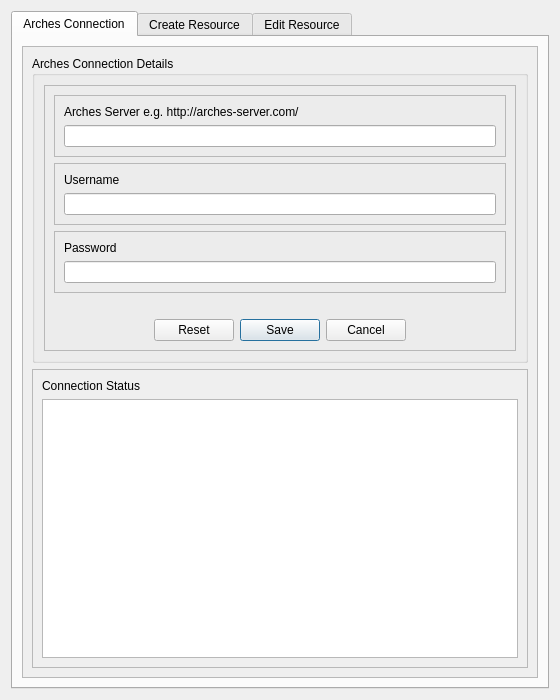
Above: arches_project_dialog_base.ui from k-int/arches-qgis-plugin before the change. Below: the same form after it.
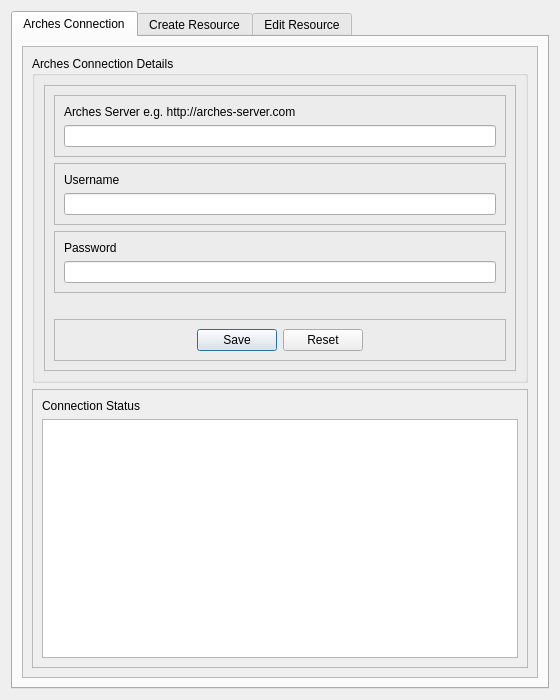
That is the form after the change.

Commit message: Connection to Arches instance

What changed in the file:
```diff
--- a/arches_project_dialog_base.ui
+++ b/arches_project_dialog_base.ui
@@ -72,7 +72,7 @@
                     <item>
                      <widget class="QLabel" name="label">
                       <property name="text">
-                       <string>Arches Server e.g. http://arches-server.com/</string>
+                       <string>Arches Server e.g. http://arches-server.com</string>
                       </property>
                      </widget>
                     </item>
@@ -140,19 +140,55 @@
                   </spacer>
                  </item>
                  <item>
-                  <widget class="QDialogButtonBox" name="connectButton">
-                   <property name="autoFillBackground">
-                    <bool>false</bool>
+                  <widget class="QFrame" name="connectionButtons">
+                   <property name="frameShape">
+                    <enum>QFrame::StyledPanel</enum>
                    </property>
-                   <property name="orientation">
-                    <enum>Qt::Horizontal</enum>
+                   <property name="frameShadow">
+                    <enum>QFrame::Raised</enum>
                    </property>
-                   <property name="standardButtons">
-                    <set>QDialogButtonBox::Cancel|QDialogButtonBox::Reset|QDialogButtonBox::Save</set>
-                   </property>
-                   <property name="centerButtons">
-                    <bool>true</bool>
-                   </property>
+                   <layout class="QHBoxLayout" name="horizontalLayout">
+                    <item>
+                     <spacer name="horizontalSpacer_3">
+                      <property name="orientation">
+                       <enum>Qt::Horizontal</enum>
+                      </property>
+                      <property name="sizeHint" stdset="0">
+                       <size>
+                        <width>40</width>
+                        <height>20</height>
+                       </size>
+                      </property>
+                     </spacer>
+                    </item>
+                    <item>
+                     <widget class="QPushButton" name="btnSave">
+                      <property name="text">
+                       <string>Save</string>
+                      </property>
+                     </widget>
+                    </item>
+                    <item>
+                     <widget class="QPushButton" name="btnReset">
+                      <property name="text">
+                       <string>Reset</string>
+                      </property>
+                     </widget>
+                    </item>
+                    <item>
+                     <spacer name="horizontalSpacer_4">
+                      <property name="orientation">
+                       <enum>Qt::Horizontal</enum>
+                      </property>
+                      <property name="sizeHint" stdset="0">
+                       <size>
+                        <width>40</width>
+                        <height>20</height>
+                       </size>
+                      </property>
+                     </spacer>
+                    </item>
+                   </layout>
                   </widget>
                  </item>
                 </layout>
```
The commit also changes 3 other files.
